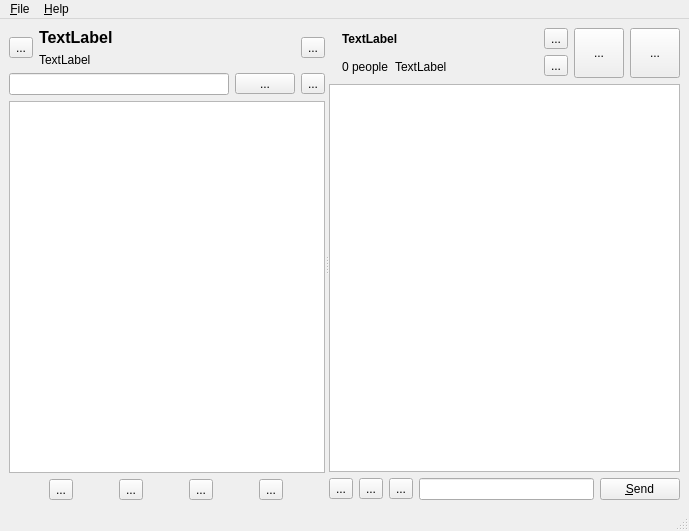
First picture: the form in qofia/untitled.ui, repository envsh/tox-homeserver, before the edit.
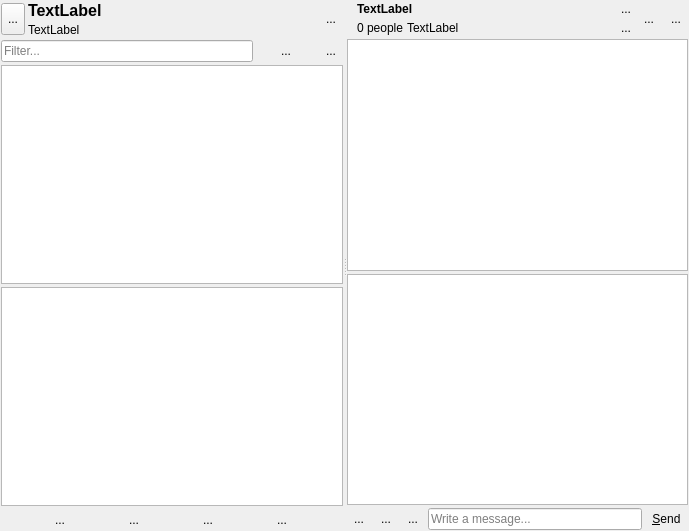
Second picture: the form after the edit. Icons and pictures are not drawn.

Commit message: flat ui style

What changed in the file:
```diff
--- a/qofia/untitled.ui
+++ b/qofia/untitled.ui
@@ -15,6 +15,21 @@
   </property>
   <widget class="QWidget" name="centralwidget">
    <layout class="QVBoxLayout" name="verticalLayout_6">
+    <property name="spacing">
+     <number>1</number>
+    </property>
+    <property name="leftMargin">
+     <number>1</number>
+    </property>
+    <property name="topMargin">
+     <number>1</number>
+    </property>
+    <property name="rightMargin">
+     <number>1</number>
+    </property>
+    <property name="bottomMargin">
+     <number>1</number>
+    </property>
     <item>
      <widget class="QSplitter" name="splitter">
       <property name="orientation">
@@ -22,10 +37,22 @@
       </property>
       <widget class="QWidget" name="">
        <layout class="QVBoxLayout" name="verticalLayout_2">
+        <property name="spacing">
+         <number>3</number>
+        </property>
         <item>
          <layout class="QHBoxLayout" name="horizontalLayout">
+          <property name="spacing">
+           <number>3</number>
+          </property>
           <item>
            <widget class="QToolButton" name="toolButton_17">
+            <property name="maximumSize">
+             <size>
+              <width>32</width>
+              <height>32</height>
+             </size>
+            </property>
             <property name="text">
              <string>...</string>
             </property>
@@ -35,8 +62,8 @@
             </property>
             <property name="iconSize">
              <size>
-              <width>40</width>
-              <height>40</height>
+              <width>32</width>
+              <height>32</height>
              </size>
             </property>
            </widget>
@@ -90,6 +117,9 @@
             <property name="toolButtonStyle">
              <enum>Qt::ToolButtonIconOnly</enum>
             </property>
+            <property name="autoRaise">
+             <bool>true</bool>
+            </property>
            </widget>
           </item>
          </layout>
@@ -97,7 +127,11 @@
         <item>
          <layout class="QHBoxLayout" name="horizontalLayout_2">
           <item>
-           <widget class="QLineEdit" name="lineEdit"/>
+           <widget class="QLineEdit" name="lineEdit">
+            <property name="placeholderText">
+             <string>Filter...</string>
+            </property>
+           </widget>
           </item>
           <item>
            <widget class="QToolButton" name="toolButton_2">
@@ -110,6 +144,9 @@
             <property name="text">
              <string>...</string>
             </property>
+            <property name="autoRaise">
+             <bool>true</bool>
+            </property>
            </widget>
           </item>
           <item>
@@ -119,17 +156,26 @@
             </property>
             <property name="icon">
              <iconset resource="rcc.qrc">
-              <normaloff>:/icons/remove-symbol.png</normaloff>:/icons/remove-symbol.png</iconset>
+              <normaloff>:/icons/remove-symbol_gray64.png</normaloff>:/icons/remove-symbol_gray64.png</iconset>
+            </property>
+            <property name="autoRaise">
+             <bool>true</bool>
             </property>
            </widget>
           </item>
          </layout>
         </item>
+        <item>
+         <widget class="QListWidget" name="listWidget_2"/>
+        </item>
         <item>
          <widget class="QListView" name="listView"/>
         </item>
         <item>
          <layout class="QHBoxLayout" name="horizontalLayout_3">
+          <property name="spacing">
+           <number>3</number>
+          </property>
           <item>
            <widget class="QToolButton" name="toolButton_4">
             <property name="text">
@@ -139,6 +185,9 @@
              <iconset resource="rcc.qrc">
               <normaloff>:/icons/add-square-button-gray.png</normaloff>:/icons/add-square-button-gray.png</iconset>
             </property>
+            <property name="autoRaise">
+             <bool>true</bool>
+            </property>
            </widget>
           </item>
           <item>
@@ -150,6 +199,9 @@
              <iconset resource="rcc.qrc">
               <normaloff>:/icons/groupgray.png</normaloff>:/icons/groupgray.png</iconset>
             </property>
+            <property name="autoRaise">
+             <bool>true</bool>
+            </property>
            </widget>
           </item>
           <item>
@@ -161,6 +213,9 @@
              <iconset resource="rcc.qrc">
               <normaloff>:/icons/transfer_gray64.png</normaloff>:/icons/transfer_gray64.png</iconset>
             </property>
+            <property name="autoRaise">
+             <bool>true</bool>
+            </property>
            </widget>
           </item>
           <item>
@@ -172,6 +227,9 @@
              <iconset resource="rcc.qrc">
               <normaloff>:/icons/settings_gray64.png</normaloff>:/icons/settings_gray64.png</iconset>
             </property>
+            <property name="autoRaise">
+             <bool>true</bool>
+            </property>
            </widget>
           </item>
          </layout>
@@ -180,10 +238,22 @@
       </widget>
       <widget class="QWidget" name="">
        <layout class="QVBoxLayout" name="verticalLayout_5">
+        <property name="spacing">
+         <number>3</number>
+        </property>
         <item>
          <layout class="QHBoxLayout" name="horizontalLayout_5">
+          <property name="spacing">
+           <number>3</number>
+          </property>
           <item>
            <widget class="QLabel" name="label_4">
+            <property name="maximumSize">
+             <size>
+              <width>32</width>
+              <height>32</height>
+             </size>
+            </property>
             <property name="text">
              <string/>
             </property>
@@ -252,6 +322,12 @@
            <layout class="QVBoxLayout" name="verticalLayout_7">
             <item>
              <widget class="QToolButton" name="toolButton_15">
+              <property name="maximumSize">
+               <size>
+                <width>16</width>
+                <height>16</height>
+               </size>
+              </property>
               <property name="text">
                <string>...</string>
               </property>
@@ -259,10 +335,25 @@
                <iconset resource="rcc.qrc">
                 <normaloff>:/icons/phone_mic_gray64.png</normaloff>:/icons/phone_mic_gray64.png</iconset>
               </property>
+              <property name="iconSize">
+               <size>
+                <width>12</width>
+                <height>16</height>
+               </size>
+              </property>
+              <property name="autoRaise">
+               <bool>true</bool>
+              </property>
              </widget>
             </item>
             <item>
              <widget class="QToolButton" name="toolButton_16">
+              <property name="maximumSize">
+               <size>
+                <width>16</width>
+                <height>16</height>
+               </size>
+              </property>
               <property name="text">
                <string>...</string>
               </property>
@@ -270,6 +361,15 @@
                <iconset resource="rcc.qrc">
                 <normaloff>:/icons/speaker_volume_gray64.png</normaloff>:/icons/speaker_volume_gray64.png</iconset>
               </property>
+              <property name="iconSize">
+               <size>
+                <width>12</width>
+                <height>12</height>
+               </size>
+              </property>
+              <property name="autoRaise">
+               <bool>true</bool>
+              </property>
              </widget>
             </item>
            </layout>
@@ -278,8 +378,8 @@
            <widget class="QToolButton" name="toolButton_13">
             <property name="minimumSize">
              <size>
-              <width>50</width>
-              <height>50</height>
+              <width>0</width>
+              <height>0</height>
              </size>
             </property>
             <property name="text">
@@ -291,18 +391,21 @@
             </property>
             <property name="iconSize">
              <size>
-              <width>40</width>
-              <height>40</height>
+              <width>32</width>
+              <height>32</height>
              </size>
             </property>
+            <property name="autoRaise">
+             <bool>true</bool>
+            </property>
            </widget>
           </item>
           <item>
            <widget class="QToolButton" name="toolButton_14">
             <property name="minimumSize">
              <size>
-              <width>50</width>
-              <height>50</height>
+              <width>0</width>
+              <height>0</height>
              </size>
             </property>
             <property name="text">
@@ -314,19 +417,32 @@
             </property>
             <property name="iconSize">
              <size>
-              <width>40</width>
-              <height>40</height>
+              <width>32</width>
+              <height>32</height>
              </size>
             </property>
+            <property name="autoRaise">
+             <bool>true</bool>
+            </property>
            </widget>
           </item>
          </layout>
         </item>
         <item>
-         <widget class="QListWidget" name="listWidget"/>
+         <widget class="QListWidget" name="listWidget">
+          <property name="alternatingRowColors">
+           <bool>false</bool>
+          </property>
+         </widget>
+        </item>
+        <item>
+         <widget class="QListView" name="listView_2"/>
         </item>
         <item>
          <layout class="QHBoxLayout" name="horizontalLayout_6">
+          <property name="spacing">
+           <number>3</number>
+          </property>
           <item>
            <widget class="QToolButton" name="toolButton_8">
             <property name="text">
@@ -336,6 +452,9 @@
              <iconset resource="rcc.qrc">
               <normaloff>:/icons/paper-clip-outline_gray64.png</normaloff>:/icons/paper-clip-outline_gray64.png</iconset>
             </property>
+            <property name="autoRaise">
+             <bool>true</bool>
+            </property>
            </widget>
           </item>
           <item>
@@ -347,6 +466,9 @@
              <iconset resource="rcc.qrc">
               <normaloff>:/icons/question-mark-gray64.png</normaloff>:/icons/question-mark-gray64.png</iconset>
             </property>
+            <property name="autoRaise">
+             <bool>true</bool>
+            </property>
            </widget>
           </item>
           <item>
@@ -358,13 +480,20 @@
              <iconset resource="rcc.qrc">
               <normaloff>:/icons/smile_gray64.png</normaloff>:/icons/smile_gray64.png</iconset>
             </property>
+            <property name="autoRaise">
+             <bool>true</bool>
+            </property>
            </widget>
           </item>
           <item>
-           <widget class="QLineEdit" name="lineEdit_2"/>
+           <widget class="QLineEdit" name="lineEdit_2">
+            <property name="placeholderText">
+             <string>Write a message...</string>
+            </property>
+           </widget>
           </item>
           <item>
-           <widget class="QPushButton" name="pushButton">
+           <widget class="QToolButton" name="toolButton_18">
             <property name="text">
              <string>&amp;Send</string>
             </property>
@@ -372,6 +501,12 @@
              <iconset resource="rcc.qrc">
               <normaloff>:/icons/cursor_gray64.png</normaloff>:/icons/cursor_gray64.png</iconset>
             </property>
+            <property name="toolButtonStyle">
+             <enum>Qt::ToolButtonTextBesideIcon</enum>
+            </property>
+            <property name="autoRaise">
+             <bool>true</bool>
+            </property>
            </widget>
           </item>
          </layout>
@@ -382,31 +517,6 @@
     </item>
    </layout>
   </widget>
-  <widget class="QMenuBar" name="menubar">
-   <property name="geometry">
-    <rect>
-     <x>0</x>
-     <y>0</y>
-     <width>689</width>
-     <height>27</height>
-    </rect>
-   </property>
-   <widget class="QMenu" name="menuFile">
-    <property name="title">
-     <string>&amp;File</string>
-    </property>
-    <addaction name="actionQuit"/>
-   </widget>
-   <widget class="QMenu" name="menuHelp">
-    <property name="title">
-     <string>&amp;Help</string>
-    </property>
-    <addaction name="action_About"/>
-   </widget>
-   <addaction name="menuFile"/>
-   <addaction name="menuHelp"/>
-  </widget>
-  <widget class="QStatusBar" name="statusbar"/>
   <action name="actionooo">
    <property name="text">
     <string>ooo</string>
```
The commit also changes 9 other files.
